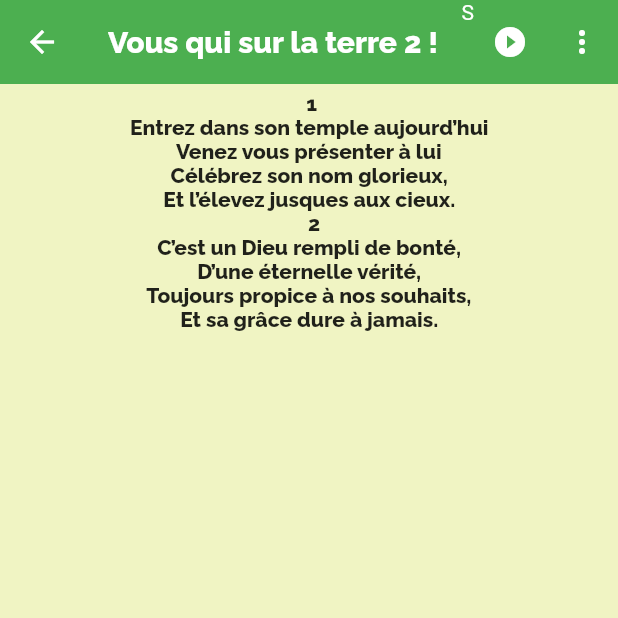
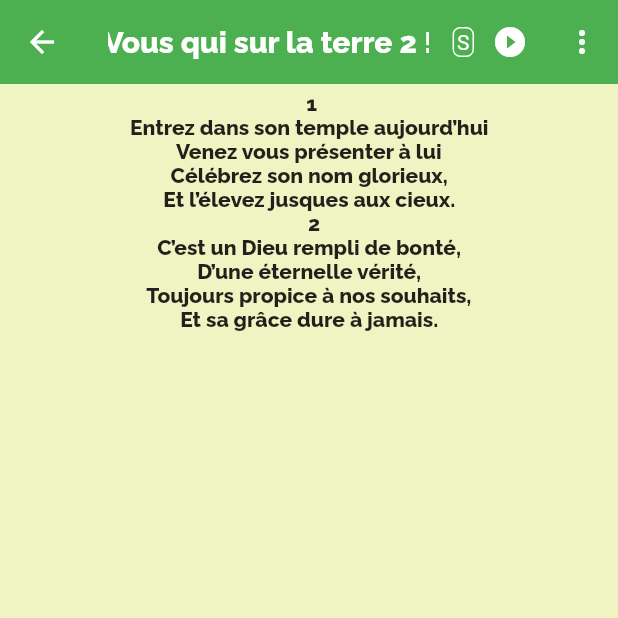
Before and after one commit to 7kit/hymnes, a Flutter app: the UniqueOne screen opened by its route, on a phone screen of 412 x 824 dp, the top half of it. Run offline on Flutter 3.47's test engine with Material 2 defaults, Android fonts, the light colour scheme and no system bars; our stand-ins replace audioplayers, intro_slider, shared_preferences; accounts and stored records are empty.

Commit message:
CustomDropDown

```diff
--- a/lib/Screens/UniqueOne.dart
+++ b/lib/Screens/UniqueOne.dart
@@ -94,6 +94,15 @@ class _UniqueOneState extends State<UniqueOne>
           });
         },
         child:Container(
+          padding: EdgeInsets.symmetric(vertical: 1.0,horizontal: 2.0),
+          decoration: BoxDecoration(
+            border: Border.all(
+              color: Colors.white,
+            ),
+            borderRadius: BorderRadius.all(
+                Radius.circular(5.0)
+            ),
+          ),
           child: Text(correctVoice(voix)),
         )
       )
@@ -216,7 +225,7 @@ class _UniqueOneState extends State<UniqueOne>
                           ),),
                 ),
                 actions: <Widget>[
-                  _myCustomDropDown(),
+                  Center(child: _myCustomDropDown()),
                   IconButton(
                     icon: playing?Icon(Icons.pause_circle_filled):Icon(Icons.play_circle_filled),
                     onPressed: () {
```
Also changed, not shown: pubspec.lock, 1 other file.
